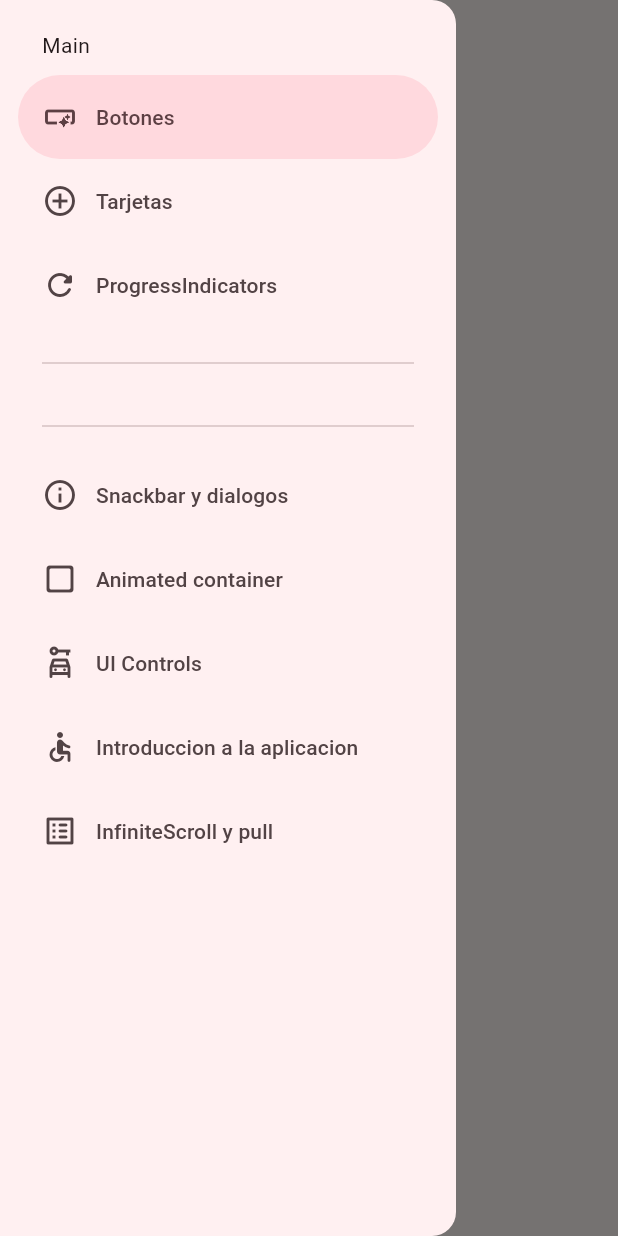
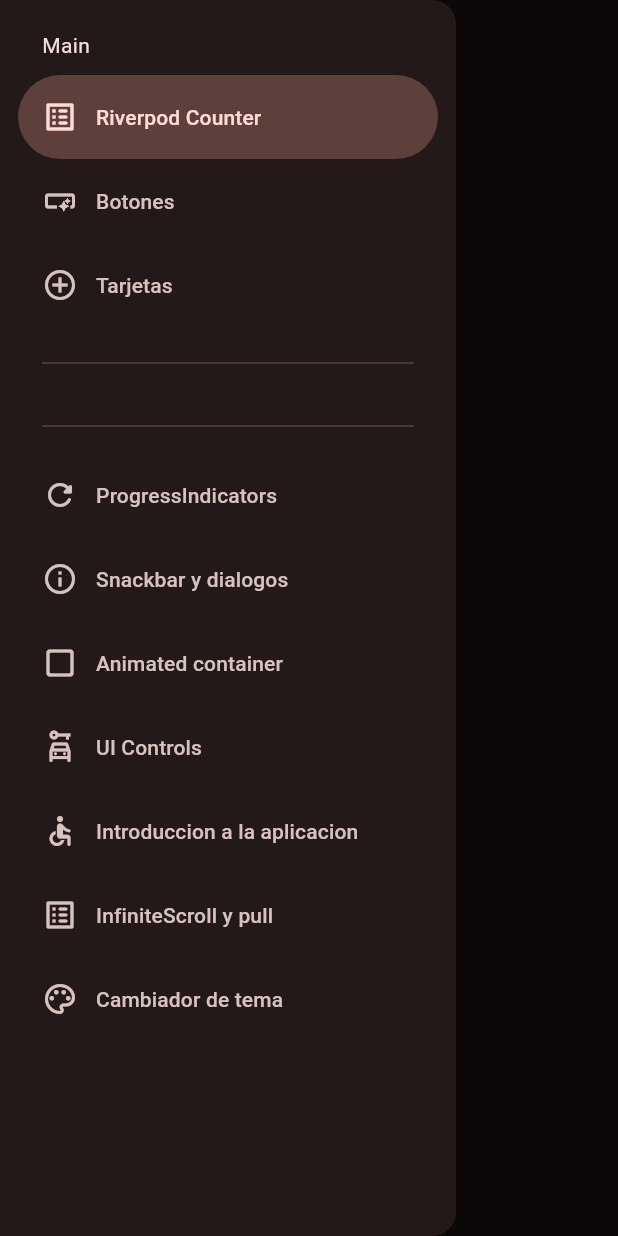
Before and after one commit to LuisferRojas14/WIDGETAPP, a Flutter app: the screen it shows after launch, with the side drawer open, on a phone screen of 412 x 824 dp. Run offline on Flutter 3.47's test engine with Material 3 defaults, Android fonts, the phone set to English and light mode, and no system bars; our stand-ins replace animate_do, flutter_riverpod, go_router.

Commit message:
cambios_add Riverpod

```diff
--- a/lib/config/menu/menu_item.dart
+++ b/lib/config/menu/menu_item.dart
@@ -15,6 +15,13 @@ class MenuItem {
 }
 
 const appMenuItems = <MenuItem>[
+
+   MenuItem(
+      title: 'Riverpod Counter',
+      subTitle: 'Introduccion a riverpod',
+      link: '/counter-river',
+      icon: Icons.list_alt_rounded
+  ),
   MenuItem(
       title: 'Botones',
       subTitle: 'Varios botones',
@@ -56,4 +63,9 @@ const appMenuItems = <MenuItem>[
       link: '/infinite',
       icon: Icons.list_alt_rounded
   ),
+  MenuItem(
+      title: 'Cambiador de tema',
+      subTitle: 'Cambia el tema de la aplicacion',
+      link: '/theme-changer',
+      icon: Icons.color_lens_outlined),
 ];
--- a/lib/config/router/app_router.dart
+++ b/lib/config/router/app_router.dart
@@ -48,6 +48,16 @@ final appRouter = GoRouter(
       path: '/infinite',
       name: InfiniteScrollScreen.name,
       builder: (context, state) => const InfiniteScrollScreen(),
-    )
+    ),
+    GoRoute(
+        path: '/counter-river',
+        name: CounterScreen.name,
+        builder: (context, state) => const CounterScreen()
+    ),
+    GoRoute(
+      path: '/theme-changer',
+      name: ThemeChangerScreen.name,
+      builder: (context, state) => const ThemeChangerScreen(),
+    ),
   ],
 );
--- a/lib/config/theme/theme_app.dart
+++ b/lib/config/theme/theme_app.dart
@@ -19,14 +19,18 @@ const colorList = <Color>[
 
 class AppTheme {
   final int selectedColor;
+  final bool isDarkMode;
 
-  AppTheme({this.selectedColor = 0})
-      : assert(selectedColor >= 0, 'selectedColor must be less than 0'),
+  AppTheme({
+    this.selectedColor = 0,
+    this.isDarkMode = true,
+    }): assert(selectedColor >= 0, 'selectedColor must be less than 0'),
         assert(selectedColor < colorList.length,
             'selectedColor must be less than ${colorList.length-1}');
 
   ThemeData getTheme() => ThemeData(
         useMaterial3: true,
+        brightness: isDarkMode ? Brightness.dark : Brightness.light,
         colorSchemeSeed: colorList[selectedColor],
         appBarTheme: const AppBarTheme(
           centerTitle: false,
--- a/lib/main.dart
+++ b/lib/main.dart
@@ -1,19 +1,28 @@
 import 'package:flutter/material.dart';
+import 'package:flutter_riverpod/flutter_riverpod.dart';
 import 'package:widgetsapp/config/router/app_router.dart';
 import 'package:widgetsapp/config/theme/theme_app.dart';
+import 'package:widgetsapp/presentation/providers/theme_provider.dart';
 
 void main() {
-  runApp(const MainApp());
+  runApp(
+    const ProviderScope(
+      child: MainApp()
+      )
+  );
 }
-class MainApp extends StatelessWidget {
+class MainApp extends ConsumerWidget {
   const MainApp({super.key});
   @override
-  Widget build(BuildContext context) {
+  Widget build(BuildContext context, ref) {
+    final isDarkMode = ref.watch(isDarkModeProvider);
+    final selectedColor = ref.watch(selectedColorProvider);
+
     return MaterialApp.router(
       title: 'Flutter Widgets',
       routerConfig: appRouter,
       debugShowCheckedModeBanner: false,
-      theme: AppTheme(selectedColor: 5).getTheme(),
+     theme: AppTheme(selectedColor: selectedColor, isDarkMode: isDarkMode).getTheme(),
     );
   }
 }
--- /dev/null
+++ b/lib/presentation/providers/counter_provider.dart
@@ -0,0 +1,5 @@
+
+
+import 'package:flutter_riverpod/flutter_riverpod.dart';
+
+final counterProvider = StateProvider<int>((ref) => 5);
--- /dev/null
+++ b/lib/presentation/providers/theme_provider.dart
@@ -0,0 +1,11 @@
+import 'package:flutter_riverpod/flutter_riverpod.dart';
+import 'package:widgetsapp/config/theme/theme_app.dart';
+
+//Listado de colores inmutables
+final colorListProvider = Provider((ref) => colorList);
+
+//Un simple boolean
+final isDarkModeProvider = StateProvider<bool>((ref) => true);
+
+//Un simple Int
+final selectedColorProvider = StateProvider<int>((ref) => 0);
--- a/lib/presentation/screens/home/home_screen.dart
+++ b/lib/presentation/screens/home/home_screen.dart
@@ -10,12 +10,16 @@ class HomeScreen extends StatelessWidget {
 
   @override
   Widget build(BuildContext context) {
+
+    final scaffoldkey = GlobalKey<ScaffoldState>();
+
     return Scaffold(
+      key: scaffoldkey,
       appBar: AppBar(
         title: const Text('Flutter + material 3'),
       ),
       body: const _HomeView(),
-      drawer: const SideMenu()
+      drawer: SideMenu(scaffoldKey:scaffoldkey,)
     );
   }
 }
--- a/lib/presentation/screens/screens.dart
+++ b/lib/presentation/screens/screens.dart
@@ -1,11 +1,14 @@
+
+
 export 'package:flutter/material.dart';
 export 'package:widgetsapp/presentation/screens/animated/animated_screen.dart';
 export 'package:widgetsapp/presentation/screens/app_tutorial/app_tutorial_screen.dart';
+export 'package:widgetsapp/presentation/screens/buttons/buttons_screen.dart';
+export 'package:widgetsapp/presentation/screens/cards/cards_screen.dart';
+export 'package:widgetsapp/presentation/screens/counter/counter_screen.dart';
+export 'package:widgetsapp/presentation/screens/home/home_screen.dart';
 export 'package:widgetsapp/presentation/screens/infinite_scroll/infinite_scroll_screen.dart';
 export 'package:widgetsapp/presentation/screens/progress/progress_screen.dart';
+export 'package:widgetsapp/presentation/screens/snackbar/snackbar_screen.dart';
+export 'package:widgetsapp/presentation/screens/theme_changer/theme_changer_screen.dart';
 export 'package:widgetsapp/presentation/screens/ui_controls/ui_controls_screen.dart';
-
-export 'package:widgetsapp/presentation/screens/buttons/buttons_screen.dart';
-export 'package:widgetsapp/presentation/screens/cards/cards_screen.dart';
-export 'package:widgetsapp/presentation/screens/home/home_screen.dart';
-export 'package:widgetsapp/presentation/screens/snackbar/snackbar_screen.dart';
--- a/lib/presentation/widgets/side_menu.dart
+++ b/lib/presentation/widgets/side_menu.dart
@@ -1,8 +1,14 @@
 import 'package:flutter/material.dart';
+import 'package:go_router/go_router.dart';
 import 'package:widgetsapp/config/menu/menu_item.dart';
 
 class SideMenu extends StatefulWidget {
-  const SideMenu({super.key});
+
+  final GlobalKey<ScaffoldState> scaffoldKey;
+  const SideMenu({
+    super.key,
+    required this.scaffoldKey
+    });
 
   @override
   State<SideMenu> createState() => _SideMenuState();
@@ -10,6 +16,7 @@ class SideMenu extends StatefulWidget {
 
 class _SideMenuState extends State<SideMenu> {
   int navDrawerIndex = 0;
+
 
   @override
   Widget build(BuildContext context) {
@@ -20,6 +27,11 @@ class _SideMenuState extends State<SideMenu> {
           setState(() {
             navDrawerIndex = value;
           });
+
+          final menuItem = appMenuItems[value];
+          context.push(menuItem.link);
+          widget.scaffoldKey.currentState?.closeDrawer();
+
         },
         children: [
           Padding(
@@ -49,3 +61,7 @@ class _SideMenuState extends State<SideMenu> {
         ]);
   }
 }
+
+class _CustomListTile {
+
+}
--- a/pubspec.yaml
+++ b/pubspec.yaml
@@ -10,6 +10,7 @@ dependencies:
   animate_do: ^3.3.4
   flutter:
     sdk: flutter
+  flutter_riverpod: ^2.5.1
   go_router: ^13.2.0
 
 dev_dependencies:
```
Also changed, not shown: lib/presentation/screens/counter/counter_screen.dart (added, +44 -0 lines), lib/presentation/screens/theme_changer/theme_changer_screen.dart (added, +61 -0 lines), pubspec.lock.
